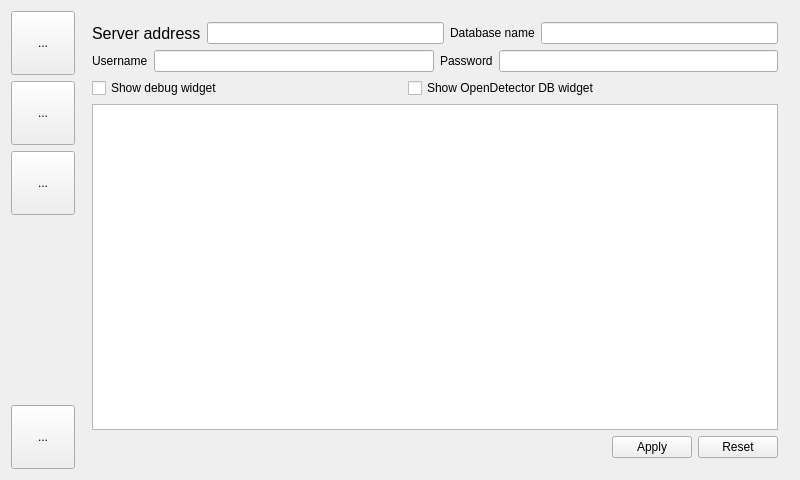
Qt form SmartHome/mainwindow.ui (kovand11/Diplomaterv-Code) before a commit.
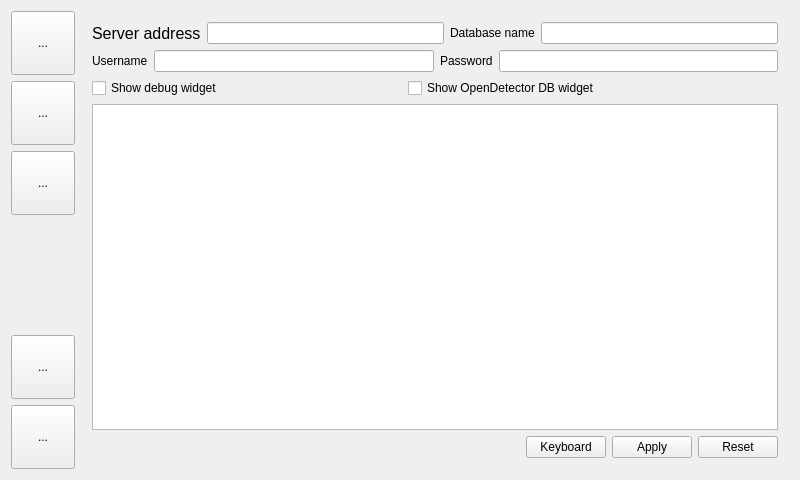
The same form after that commit. Icons and pictures are not drawn.

Commit message: fullscreen and keyboard button added

Patch:
```diff
--- a/SmartHome/mainwindow.ui
+++ b/SmartHome/mainwindow.ui
@@ -99,6 +99,29 @@
         </property>
        </spacer>
       </item>
+      <item>
+       <widget class="QToolButton" name="toggleFullscreenButton">
+        <property name="minimumSize">
+         <size>
+          <width>64</width>
+          <height>64</height>
+         </size>
+        </property>
+        <property name="text">
+         <string>...</string>
+        </property>
+        <property name="icon">
+         <iconset resource="resources.qrc">
+          <normaloff>:/icons/fullscreen.png</normaloff>:/icons/fullscreen.png</iconset>
+        </property>
+        <property name="iconSize">
+         <size>
+          <width>48</width>
+          <height>48</height>
+         </size>
+        </property>
+       </widget>
+      </item>
       <item>
        <widget class="QToolButton" name="closeButton">
         <property name="minimumSize">
@@ -259,6 +282,13 @@
             </property>
            </spacer>
           </item>
+          <item>
+           <widget class="QPushButton" name="keyboardButton">
+            <property name="text">
+             <string>Keyboard</string>
+            </property>
+           </widget>
+          </item>
           <item>
            <widget class="QPushButton" name="applySettingsButton">
             <property name="text">
```
The commit also changes 4 other files.
